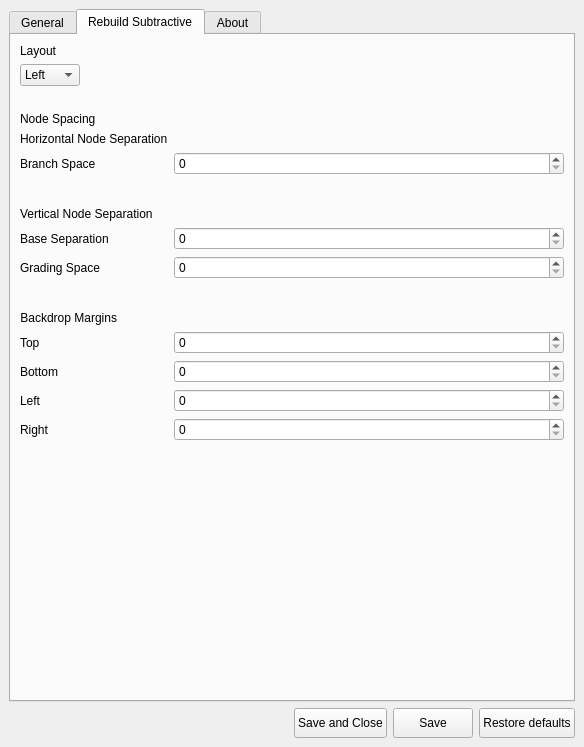
First picture: the form in AOVocado/ui_files/preferencesUI.ui, repository asier-ae/AOVocado, before the edit.
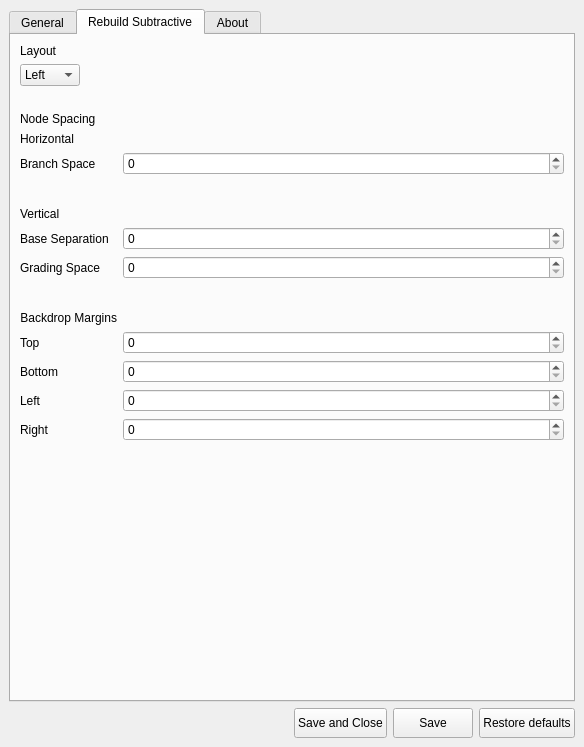
Second picture: the form after the edit. The open tabs and pages were chosen to show the change.

```diff
--- a/AOVocado/ui_files/preferencesUI.ui
+++ b/AOVocado/ui_files/preferencesUI.ui
@@ -1259,7 +1259,7 @@
           <item row="0" column="0">
            <widget class="QLabel" name="label_97">
             <property name="text">
-             <string>Horizontal Node Separation</string>
+             <string>Horizontal</string>
             </property>
            </widget>
           </item>
@@ -1303,7 +1303,7 @@
           <item row="3" column="0">
            <widget class="QLabel" name="label_100">
             <property name="text">
-             <string>Vertical Node Separation</string>
+             <string>Vertical</string>
             </property>
            </widget>
           </item>
```
Left out of the diff: 2 changed lines with no effect on the pictures.
